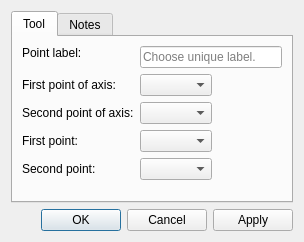
First picture: the form in src/libs/vtools/dialogs/tools/dialogtriangle.ui, repository equinox-patterns/Ostara, before the edit.
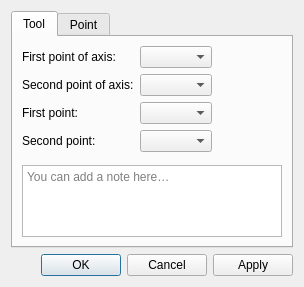
Second picture: the form after the edit. Icons and pictures are not drawn.

Commit message: Dialog tools : notes → Tool, onglet Point, base point retiré

What changed in the file:
```diff
--- a/src/libs/vtools/dialogs/tools/dialogtriangle.ui
+++ b/src/libs/vtools/dialogs/tools/dialogtriangle.ui
@@ -35,29 +35,6 @@
         <enum>QFormLayout::ExpandingFieldsGrow</enum>
        </property>
        <item row="0" column="0">
-        <widget class="QLabel" name="labelEditNamePoint">
-         <property name="sizePolicy">
-          <sizepolicy hsizetype="Fixed" vsizetype="Fixed">
-           <horstretch>0</horstretch>
-           <verstretch>0</verstretch>
-          </sizepolicy>
-         </property>
-         <property name="text">
-          <string>Point label:</string>
-         </property>
-        </widget>
-       </item>
-       <item row="0" column="1">
-        <widget class="QLineEdit" name="lineEditNamePoint">
-         <property name="toolTip">
-          <string>Unique label</string>
-         </property>
-         <property name="placeholderText">
-          <string>Choose unique label.</string>
-         </property>
-        </widget>
-       </item>
-       <item row="1" column="0">
         <widget class="QLabel" name="labelAxisP1">
          <property name="sizePolicy">
           <sizepolicy hsizetype="Expanding" vsizetype="Preferred">
@@ -70,10 +47,10 @@
          </property>
         </widget>
        </item>
-       <item row="1" column="1">
+       <item row="0" column="1">
         <widget class="QComboBox" name="comboBoxAxisP1"/>
        </item>
-       <item row="2" column="0">
+       <item row="1" column="0">
         <widget class="QLabel" name="labelAxisP2">
          <property name="sizePolicy">
           <sizepolicy hsizetype="Expanding" vsizetype="Preferred">
@@ -86,10 +63,10 @@
          </property>
         </widget>
        </item>
-       <item row="2" column="1">
+       <item row="1" column="1">
         <widget class="QComboBox" name="comboBoxAxisP2"/>
        </item>
-       <item row="3" column="0">
+       <item row="2" column="0">
         <widget class="QLabel" name="labelFirstPoint">
          <property name="sizePolicy">
           <sizepolicy hsizetype="Expanding" vsizetype="Preferred">
@@ -102,10 +79,10 @@
          </property>
         </widget>
        </item>
-       <item row="3" column="1">
+       <item row="2" column="1">
         <widget class="QComboBox" name="comboBoxFirstPoint"/>
        </item>
-       <item row="4" column="0">
+       <item row="3" column="0">
         <widget class="QLabel" name="labelSecondPoint">
          <property name="sizePolicy">
           <sizepolicy hsizetype="Expanding" vsizetype="Preferred">
@@ -118,18 +95,63 @@
          </property>
         </widget>
        </item>
-       <item row="4" column="1">
+       <item row="3" column="1">
         <widget class="QComboBox" name="comboBoxSecondPoint"/>
        </item>
+       <item row="4" column="0" colspan="2">
+        <layout class="QVBoxLayout" name="notesAreaLayout">
+         <item>
+          <layout class="QHBoxLayout" name="notesSeparatorLayout">
+           <property name="leftMargin"><number>33</number></property>
+           <property name="rightMargin"><number>33</number></property>
+           <item>
+            <widget class="QFrame" name="notesSeparator">
+             <property name="minimumSize"><size><width>0</width><height>1</height></size></property>
+             <property name="maximumSize"><size><width>16777215</width><height>1</height></size></property>
+            </widget>
+           </item>
+          </layout>
+         </item>
+         <item>
+          <widget class="QPlainTextEdit" name="plainTextEditToolNotes">
+           <property name="placeholderText"><string>You can add a note here…</string></property>
+           <property name="maximumSize"><size><width>16777215</width><height>100</height></size></property>
+          </widget>
+         </item>
+        </layout>
+       </item>
       </layout>
      </widget>
      <widget class="QWidget" name="tab_2">
       <attribute name="title">
-       <string>Notes</string>
+       <string>Point</string>
       </attribute>
-      <layout class="QVBoxLayout" name="verticalLayout_2">
-       <item>
-        <widget class="QPlainTextEdit" name="plainTextEditToolNotes"/>
+      <layout class="QFormLayout" name="formLayoutPoint">
+       <property name="fieldGrowthPolicy">
+        <enum>QFormLayout::ExpandingFieldsGrow</enum>
+       </property>
+       <item row="0" column="0">
+        <widget class="QLabel" name="labelEditNamePoint">
+         <property name="sizePolicy">
+          <sizepolicy hsizetype="Fixed" vsizetype="Fixed">
+           <horstretch>0</horstretch>
+           <verstretch>0</verstretch>
+          </sizepolicy>
+         </property>
+         <property name="text">
+          <string>Point name:</string>
+         </property>
+        </widget>
+       </item>
+       <item row="0" column="1">
+        <widget class="QLineEdit" name="lineEditNamePoint">
+         <property name="toolTip">
+          <string>Unique label</string>
+         </property>
+         <property name="placeholderText">
+          <string>Choose unique label.</string>
+         </property>
+        </widget>
        </item>
       </layout>
      </widget>
```
The commit also changes 77 other files.
